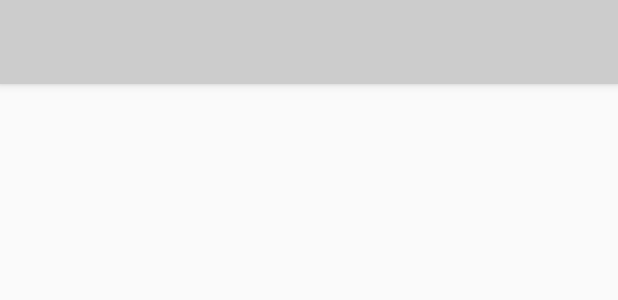
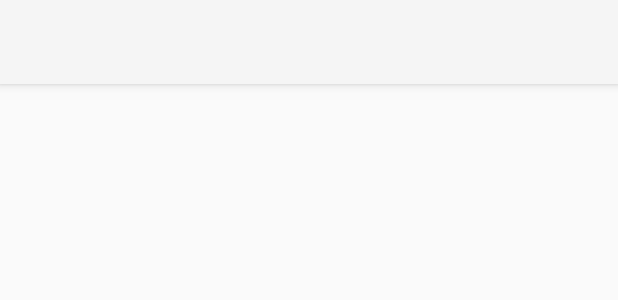
Before and after one commit to xhoiyenx/beddingku-java, an Android app: the layout activity_main.xml on its own in the app's theme, with its tools: preview values and no code run, on a phone screen of 412 x 824 dp. Shown: the top 300 px of the screen. Run offline under Robolectric (Android 15) with nearby library versions, the light colour scheme and no system bars.

Commit message:
Update Theme

```diff
--- a/app/src/main/res/layout/activity_main.xml
+++ b/app/src/main/res/layout/activity_main.xml
@@ -25,7 +25,6 @@
         <RelativeLayout
             android:layout_width="match_parent"
             android:layout_height="match_parent"
-            android:background="@color/colorPrimary"
             tools:context="com.hoiyen.beddingku.MainActivity">
 
         </RelativeLayout>
--- a/app/src/main/res/values/styles.xml
+++ b/app/src/main/res/values/styles.xml
@@ -2,10 +2,6 @@
 
     <!-- Base application theme. -->
     <style name="AppTheme" parent="Theme.AppCompat.Light.NoActionBar">
-        <!-- Customize your theme here. -->
-        <item name="colorPrimary">@color/colorPrimary</item>
-        <item name="colorPrimaryDark">@color/colorPrimaryDark</item>
-        <item name="colorAccent">@color/colorAccent</item>
     </style>
 
     <!--
```
